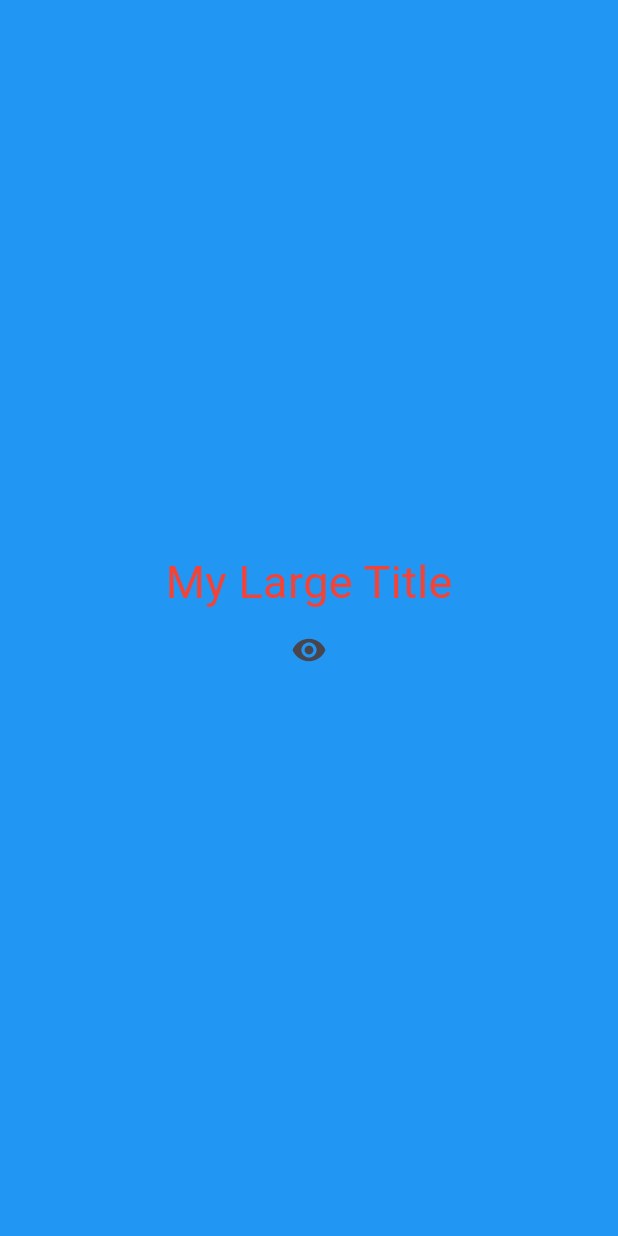
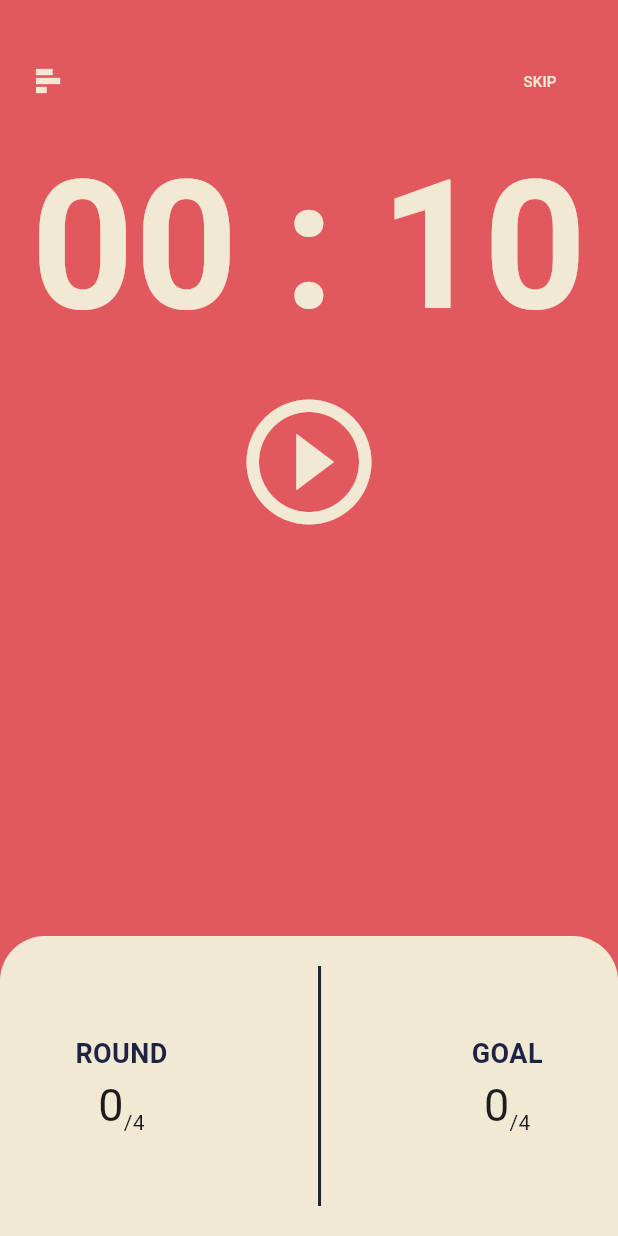
Before and after one commit to Kimbyul88/toonflix, a Flutter app: the screen it shows after launch, on a phone screen of 412 x 824 dp. Run offline on Flutter 3.47's test engine with Material 3 defaults, Android fonts, the phone set to English and light mode, and no system bars.

Commit message:
뽀모도로 시계 혼자 만들어보기!

```diff
--- a/lib/main.dart
+++ b/lib/main.dart
@@ -1,3 +1,5 @@
+import 'dart:async';
+
 import 'package:flutter/material.dart';
 
 void main() {
@@ -13,76 +15,217 @@ class App extends StatefulWidget {
 }
 
 class _AppState extends State<App> {
-  bool isVisible = true;
+  int round = 0, goal = 0;
+  bool isPlaying = false;
+  num min = 00;
+  num sec = 10;
+  int totalSec = 00 * 60 + 10;
+  String minSt = "00", secSt = "10";
+  Timer timer = Timer(const Duration(), () {});
 
-  void titleVisible() {
+  void handleStopWatch() {
+    timer = Timer.periodic(const Duration(seconds: 1), (timer) {
+      setState(() {
+        if (totalSec == 0) {
+          round++;
+          goal++;
+          totalSec = 10;
+        }
+        if (goal == 1) {
+          isPlaying = false;
+          timer.cancel();
+          minSt = "00";
+          secSt = "10";
+          totalSec = 00 * 60 + 10;
+          round = 0;
+          goal = 0;
+          return;
+        }
+
+        isPlaying = true;
+        totalSec = totalSec - 1;
+        min = totalSec ~/ 60;
+        sec = totalSec % 60;
+        minSt = min.toString().padLeft(2, "0");
+        secSt = sec.toString().padLeft(2, "0");
+      });
+    });
+  }
+
+  void handlePause() {
+    isPlaying = false;
+    timer.cancel();
+    setState(() {});
+  }
+
+  void handleSkip() {
+    timer.cancel();
     setState(() {
-      isVisible = !isVisible;
+      isPlaying = false;
+      minSt = "00";
+      secSt = "10";
+      totalSec = 00 * 60 + 10;
     });
   }
 
   @override
   //모든 위젯에는 build 메소드를 포함해야 한다.
   Widget build(BuildContext context) {
+    const Color yellowColor = Color.fromRGBO(241, 233, 211, 1);
+    const Color navyColor = Color.fromRGBO(30, 35, 68, 1);
     return MaterialApp(
       //BuildContext 클래스는 다 같은 테마데이터를 공유하고 따라서 그걸 다른 클래스에서도 사용가능!
       theme: ThemeData(
           textTheme: const TextTheme(
-        titleLarge: TextStyle(
-          color: Colors.red,
+        titleSmall: TextStyle(
+          color: navyColor,
+          fontSize: 200,
+          fontWeight: FontWeight.w600,
         ),
       )),
       home: Scaffold(
-        backgroundColor: Colors.blue,
-        body: Center(
-          child: Column(
-            mainAxisAlignment: MainAxisAlignment.center,
-            children: [
-              isVisible ? const MyLargeTitle() : const Text("nothing"),
-              IconButton(
-                  onPressed: titleVisible,
-                  icon: const Icon(Icons.remove_red_eye)),
-            ],
-          ),
+        backgroundColor: const Color.fromRGBO(226, 88, 95, 1),
+        body: Column(
+          mainAxisAlignment: MainAxisAlignment.spaceBetween,
+          children: [
+            Padding(
+              padding: const EdgeInsets.symmetric(horizontal: 20),
+              child: Column(
+                children: [
+                  const SizedBox(
+                    height: 30,
+                  ),
+                  Row(
+                    mainAxisAlignment: MainAxisAlignment.spaceBetween,
+                    children: [
+                      Transform.rotate(
+                        angle: 3.14 / 2.0,
+                        child: const Icon(
+                          color: yellowColor,
+                          Icons.bar_chart_sharp,
+                        ),
+                      ),
+                      TextButton(
+                          onPressed: handleSkip,
+                          child: const Text(
+                            "SKIP",
+                            style: TextStyle(
+                              color: yellowColor,
+                              fontSize: 10,
+                            ),
+                          )),
+                    ],
+                  ),
+                  Text(
+                    "$minSt : $secSt",
+                    style: const TextStyle(
+                      color: yellowColor,
+                      fontSize: 120,
+                      fontWeight: FontWeight.w700,
+                    ),
+                  ),
+                  isPlaying
+                      ? IconButton(
+                          onPressed: handlePause,
+                          icon: const Icon(
+                            Icons.pause_circle_outline,
+                            color: yellowColor,
+                            size: 100,
+                          ))
+                      : IconButton(
+                          onPressed: handleStopWatch,
+                          icon: const Icon(
+                            Icons.play_circle_outline,
+                            color: yellowColor,
+                            size: 100,
+                          ))
+                ],
+              ),
+            ),
+            Column(
+              children: [
+                Container(
+                  height: 200,
+                  decoration: const BoxDecoration(
+                      color: yellowColor,
+                      borderRadius: BorderRadius.only(
+                          topLeft: Radius.circular(30),
+                          topRight: Radius.circular(30))),
+                  child: Row(
+                    mainAxisAlignment: MainAxisAlignment.spaceAround,
+                    children: [
+                      Center(
+                        widthFactor: 1,
+                        child: Column(
+                          mainAxisAlignment: MainAxisAlignment.center,
+                          children: [
+                            const Text(
+                              "ROUND",
+                              style: TextStyle(
+                                color: navyColor,
+                                fontSize: 18,
+                                fontWeight: FontWeight.w600,
+                              ),
+                            ),
+                            Row(
+                              crossAxisAlignment: CrossAxisAlignment.end,
+                              children: [
+                                Text(
+                                  "$round",
+                                  style: const TextStyle(
+                                    fontSize: 30,
+                                    fontWeight: FontWeight.w400,
+                                  ),
+                                ),
+                                const Text("/"),
+                                const Text("4"),
+                              ],
+                            ),
+                          ],
+                        ),
+                      ),
+                      Container(
+                        height: 160,
+                        width: 2,
+                        color: navyColor,
+                      ),
+                      Center(
+                        child: Column(
+                          mainAxisAlignment: MainAxisAlignment.center,
+                          children: [
+                            const Text(
+                              "GOAL",
+                              style: TextStyle(
+                                color: navyColor,
+                                fontSize: 18,
+                                fontWeight: FontWeight.w600,
+                              ),
+                            ),
+                            Row(
+                              crossAxisAlignment: CrossAxisAlignment.end,
+                              children: [
+                                Text(
+                                  "$goal",
+                                  style: const TextStyle(
+                                    fontSize: 30,
+                                    fontWeight: FontWeight.w400,
+                                  ),
+                                ),
+                                const Text("/"),
+                                const Text("4"),
+                              ],
+                            ),
+                          ],
+                        ),
+                      ),
+                    ],
+                  ),
+                ),
+              ],
+            ),
+          ],
         ),
       ),
     );
   }
 }
-
-class MyLargeTitle extends StatefulWidget {
-  const MyLargeTitle({
-    super.key,
-  });
-
-  @override
-  State<MyLargeTitle> createState() => _MyLargeTitleState();
-}
-
-class _MyLargeTitleState extends State<MyLargeTitle> {
-  @override
-  void initState() {
-    //build 메소드 전에 실행되는 함수!(무조건)
-    super.initState();
-    print("initState");
-  }
-
-  @override
-  void dispose() {
-    //위젯이 삭제되었을 때 실행되는 함수!
-    super.dispose();
-    print("disposed");
-  }
-
-  @override
-  Widget build(BuildContext context) {
-    print("build");
-    return Text(
-      "My Large Title",
-      style: TextStyle(
-        fontSize: 30,
-        color: Theme.of(context).textTheme.titleLarge!.color,
-      ),
-    );
-  }
-}
```
Also changed, not shown: 1 other file.
